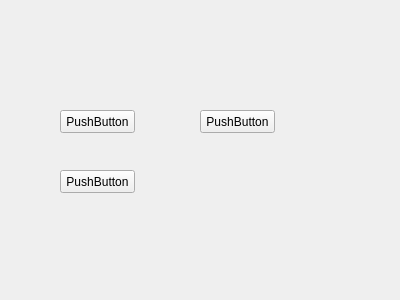
Before: the Qt Designer form CreatWidget.ui in czq172281008/Tools, drawn with Qt 5.
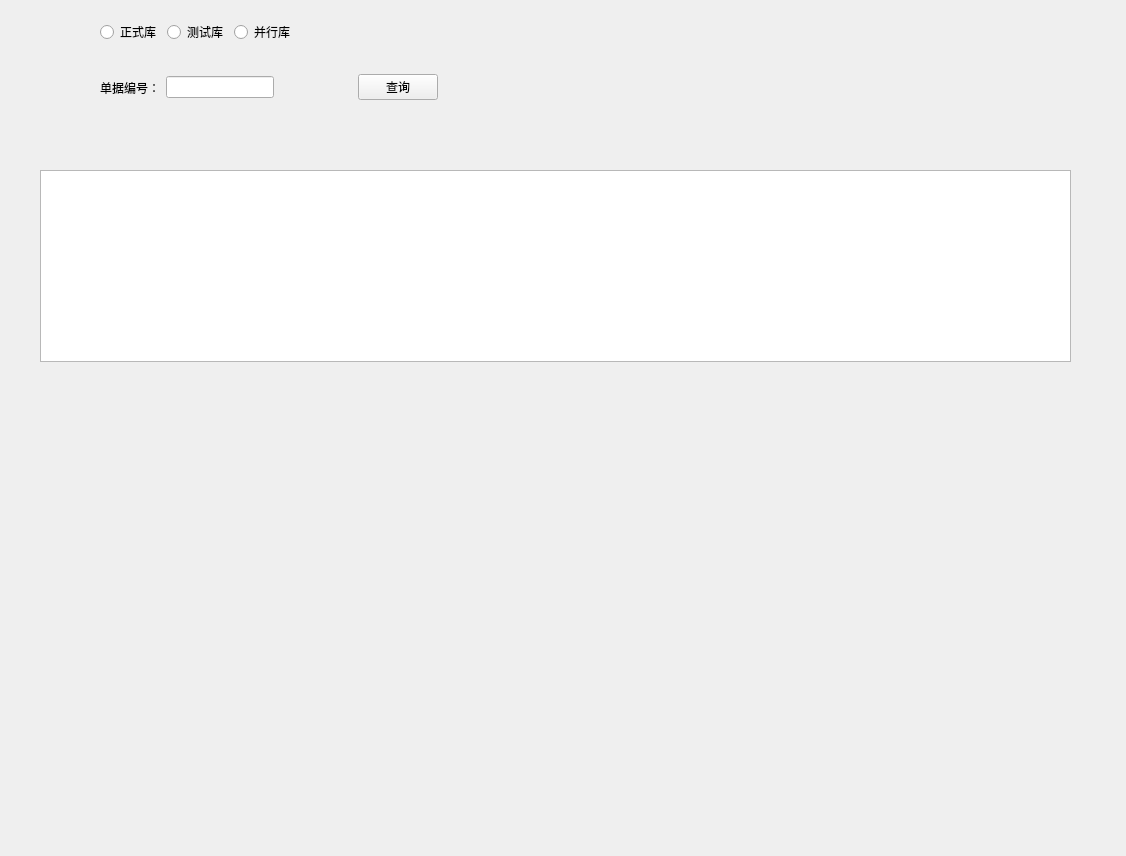
After: the same form once the commit is applied.

```diff
--- a/CreatWidget.ui
+++ b/CreatWidget.ui
@@ -6,51 +6,93 @@
    <rect>
     <x>0</x>
     <y>0</y>
-    <width>400</width>
-    <height>300</height>
+    <width>1126</width>
+    <height>856</height>
    </rect>
   </property>
   <property name="windowTitle">
    <string>Form</string>
   </property>
-  <widget class="QPushButton" name="pushButton">
+  <widget class="QTableWidget" name="tableWidget">
    <property name="geometry">
     <rect>
-     <x>60</x>
-     <y>110</y>
-     <width>75</width>
-     <height>23</height>
-    </rect>
-   </property>
-   <property name="text">
-    <string>PushButton</string>
-   </property>
-  </widget>
-  <widget class="QPushButton" name="pushButton_2">
-   <property name="geometry">
-    <rect>
-     <x>200</x>
-     <y>110</y>
-     <width>75</width>
-     <height>23</height>
-    </rect>
-   </property>
-   <property name="text">
-    <string>PushButton</string>
-   </property>
-  </widget>
-  <widget class="QPushButton" name="pushButton_3">
-   <property name="geometry">
-    <rect>
-     <x>60</x>
+     <x>40</x>
      <y>170</y>
-     <width>75</width>
-     <height>23</height>
+     <width>1031</width>
+     <height>192</height>
     </rect>
    </property>
-   <property name="text">
-    <string>PushButton</string>
+  </widget>
+  <widget class="QWidget" name="formLayoutWidget">
+   <property name="geometry">
+    <rect>
+     <x>100</x>
+     <y>20</y>
+     <width>831</width>
+     <height>121</height>
+    </rect>
    </property>
+   <layout class="QFormLayout" name="formLayout">
+    <item row="0" column="0">
+     <layout class="QHBoxLayout" name="horizontalLayout_2">
+      <item>
+       <widget class="QRadioButton" name="radioButton_3">
+        <property name="text">
+         <string>正式库</string>
+        </property>
+       </widget>
+      </item>
+      <item>
+       <widget class="QRadioButton" name="radioButton_2">
+        <property name="text">
+         <string>测试库</string>
+        </property>
+       </widget>
+      </item>
+      <item>
+       <widget class="QRadioButton" name="radioButton">
+        <property name="text">
+         <string>并行库</string>
+        </property>
+       </widget>
+      </item>
+     </layout>
+    </item>
+    <item row="1" column="0">
+     <layout class="QHBoxLayout" name="horizontalLayout">
+      <item>
+       <widget class="QLabel" name="label">
+        <property name="text">
+         <string>单据编号：</string>
+        </property>
+       </widget>
+      </item>
+      <item>
+       <widget class="QLineEdit" name="lineEdit"/>
+      </item>
+      <item>
+       <spacer name="horizontalSpacer">
+        <property name="orientation">
+         <enum>Qt::Horizontal</enum>
+        </property>
+        <property name="sizeHint" stdset="0">
+         <size>
+          <width>78</width>
+          <height>75</height>
+         </size>
+        </property>
+       </spacer>
+      </item>
+      <item>
+       <widget class="QPushButton" name="pushButton_3">
+        <property name="text">
+         <string>查询</string>
+        </property>
+       </widget>
+      </item>
+     </layout>
+    </item>
+   </layout>
   </widget>
  </widget>
  <resources/>
```
